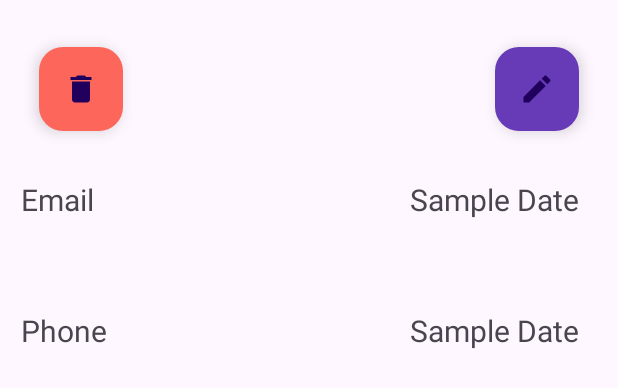
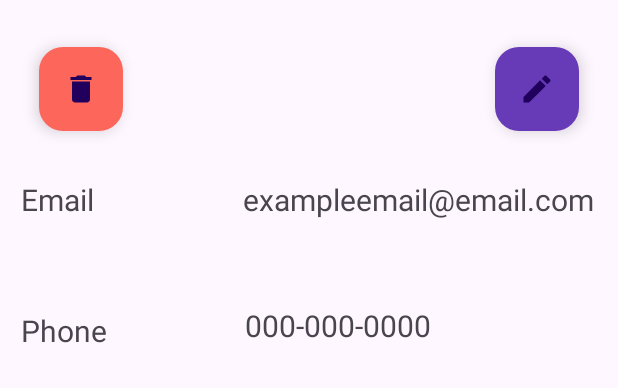
Before and after one commit to Xander180/SchoolTracker, an Android app: the layout activity_instructor_details.xml on its own in the app's theme, with its tools: preview values and no code run, on a phone screen of 412 x 824 dp. Shown: the top 388 px of the screen. Run offline under Robolectric (Android 15) with nearby library versions, the phone set to English and light mode, and no system bars.

Commit message:
Data now passes between InstructorDetailsActivity and InstructorEditActivity

```diff
--- a/app/src/main/java/com/wguc196/schooltracker/UI/AssessmentAdapter.java
+++ b/app/src/main/java/com/wguc196/schooltracker/UI/AssessmentAdapter.java
@@ -35,9 +35,7 @@ public class AssessmentAdapter extends RecyclerView.Adapter<AssessmentAdapter.As
             super(itemView);
             assessmentItemView = itemView.findViewById(R.id.itemButton);
 
-            assessmentItemView.setOnClickListener(new View.OnClickListener() {
-                @Override
-                public void onClick(View v) {
+            assessmentItemView.setOnClickListener(v -> {
                 int position = getAdapterPosition();
                 final Assessment current = mAssessments.get(position);
                 Intent intent = new Intent(context, AssessmentDetailsActivity.class);
@@ -46,7 +44,6 @@ public class AssessmentAdapter extends RecyclerView.Adapter<AssessmentAdapter.As
                 intent.putExtra("date", TextFormatting.fullDateFormat.format(current.getDate()));
                 intent.putExtra("assessmentType", current.getAssessmentType().toString());
                 context.startActivity(intent);
-                }
             });
         }
     }
--- a/app/src/main/java/com/wguc196/schooltracker/UI/CourseAdapter.java
+++ b/app/src/main/java/com/wguc196/schooltracker/UI/CourseAdapter.java
@@ -32,9 +32,7 @@ public class CourseAdapter extends RecyclerView.Adapter<CourseAdapter.CourseView
         public CourseViewHolder(@NonNull View itemView) {
             super(itemView);
             courseItemView = itemView.findViewById(R.id.itemButton);
-            courseItemView.setOnClickListener(new View.OnClickListener() {
-                @Override
-                public void onClick(View v) {
+            courseItemView.setOnClickListener(v -> {
                 int position = getAdapterPosition();
                 final Course current = mCourses.get(position);
                 Intent intent = new Intent(context, CourseDetailsActivity.class);
@@ -49,7 +47,6 @@ public class CourseAdapter extends RecyclerView.Adapter<CourseAdapter.CourseView
                     intent.putExtra("note", "");
                 }
                 context.startActivity(intent);
-                }
             });
         }
     }
--- a/app/src/main/java/com/wguc196/schooltracker/UI/TermAdapter.java
+++ b/app/src/main/java/com/wguc196/schooltracker/UI/TermAdapter.java
@@ -33,9 +33,7 @@ public class TermAdapter extends RecyclerView.Adapter<TermAdapter.TermViewHolder
         public TermViewHolder(@NonNull View itemView) {
             super(itemView);
             termItemView = itemView.findViewById(R.id.itemButton);
-            termItemView.setOnClickListener(new View.OnClickListener() {
-                @Override
-                public void onClick(View v) {
+            termItemView.setOnClickListener(v -> {
                 int position = getAdapterPosition();
                 final Term current = mTerms.get(position);
                 Intent intent = new Intent(context, TermDetailsActivity.class);
@@ -44,7 +42,6 @@ public class TermAdapter extends RecyclerView.Adapter<TermAdapter.TermViewHolder
                 intent.putExtra("startDate", TextFormatting.fullDateFormat.format(current.getStartDate()));
                 intent.putExtra("endDate", TextFormatting.fullDateFormat.format(current.getEndDate()));
                 context.startActivity(intent);
-                }
             });
         }
     }
--- a/app/src/main/java/com/wguc196/schooltracker/database/SchoolDatabaseBuilder.java
+++ b/app/src/main/java/com/wguc196/schooltracker/database/SchoolDatabaseBuilder.java
@@ -17,7 +17,7 @@ import com.wguc196.schooltracker.entities.Instructor;
 import com.wguc196.schooltracker.entities.Term;
 import com.wguc196.schooltracker.helpers.DateConverter;
 
-@Database(entities = {Term.class, Course.class, Assessment.class, Instructor.class}, version = 4, exportSchema = false)
+@Database(entities = {Term.class, Course.class, Assessment.class, Instructor.class}, version = 5, exportSchema = false)
 @TypeConverters(DateConverter.class)
 public abstract class SchoolDatabaseBuilder extends RoomDatabase {
     public abstract TermDAO termDAO();
--- a/app/src/main/java/com/wguc196/schooltracker/helpers/SampleData.java
+++ b/app/src/main/java/com/wguc196/schooltracker/helpers/SampleData.java
@@ -58,9 +58,9 @@ public class SampleData {
     public static List<Instructor> getInstructors() {
         List<Instructor> sampleInstructors = new ArrayList<>();
 
-        sampleInstructors.add(new Instructor(10000,"Arno Dorian", "arno.dorian@wgu.edu", "123-456-7890", 10000));
-        sampleInstructors.add(new Instructor(10001,"James Kidd", "james.kidd@wgu.edu", "234-567-8901", 10001));
-        sampleInstructors.add(new Instructor(10002,"Haythem Kenway", "haythem.kenway@wgu.edu", "345-678-9012", 10002));
+        sampleInstructors.add(new Instructor(10000,"Arno Dorian", "123-456-7890", "arno.dorian@wgu.edu", 10000));
+        sampleInstructors.add(new Instructor(10001,"James Kidd", "234-567-8901", "james.kidd@wgu.edu", 10001));
+        sampleInstructors.add(new Instructor(10002,"Haythem Kenway", "345-678-9012", "haythem.kenway@wgu.edu", 10002));
 
         return  sampleInstructors;
     }
--- a/app/src/main/res/layout/activity_instructor_details.xml
+++ b/app/src/main/res/layout/activity_instructor_details.xml
@@ -25,12 +25,12 @@
         android:id="@+id/instructorEmailTextView"
         android:layout_width="wrap_content"
         android:layout_height="wrap_content"
-        android:text="Sample Date"
+        android:layout_marginStart="152dp"
+        android:layout_marginTop="104dp"
+        android:text="exampleemail@email.com"
         android:textSize="20sp"
-        app:layout_constraintBaseline_toBaselineOf="@+id/emailTextView"
-        app:layout_constraintEnd_toEndOf="parent"
-        app:layout_constraintHorizontal_bias="0.942"
-        app:layout_constraintStart_toStartOf="parent" />
+        app:layout_constraintStart_toStartOf="parent"
+        app:layout_constraintTop_toTopOf="parent" />
 
     <TextView
         android:id="@+id/phoneTextView"
@@ -47,13 +47,15 @@
         android:id="@+id/instructorPhoneTextView"
         android:layout_width="wrap_content"
         android:layout_height="wrap_content"
-        android:text="Sample Date"
+        android:layout_marginStart="92dp"
+        android:layout_marginTop="188dp"
+        android:text="000-000-0000"
         android:textSize="20sp"
-        app:layout_constraintBaseline_toBaselineOf="@+id/phoneTextView"
-        app:layout_constraintStart_toStartOf="@+id/instructorEmailTextView" />
+        app:layout_constraintStart_toEndOf="@+id/phoneTextView"
+        app:layout_constraintTop_toTopOf="parent" />
 
     <com.google.android.material.floatingactionbutton.FloatingActionButton
-        android:id="@+id/editTermButton"
+        android:id="@+id/instructorEditButton"
         android:layout_width="wrap_content"
         android:layout_height="wrap_content"
         android:layout_marginTop="16dp"
```
Also changed, not shown: app/src/main/java/com/wguc196/schooltracker/UI/InstructorAdapter.java (+2 -5 lines), app/src/main/java/com/wguc196/schooltracker/UI/InstructorDetailsActivity.java (+25 -4 lines), app/src/main/java/com/wguc196/schooltracker/UI/InstructorEditActivity.java (+14 -5 lines), app/src/main/java/com/wguc196/schooltracker/UI/MainActivity.java (+4 -16 lines). Lines whose indentation alone changed are shown as unchanged.
